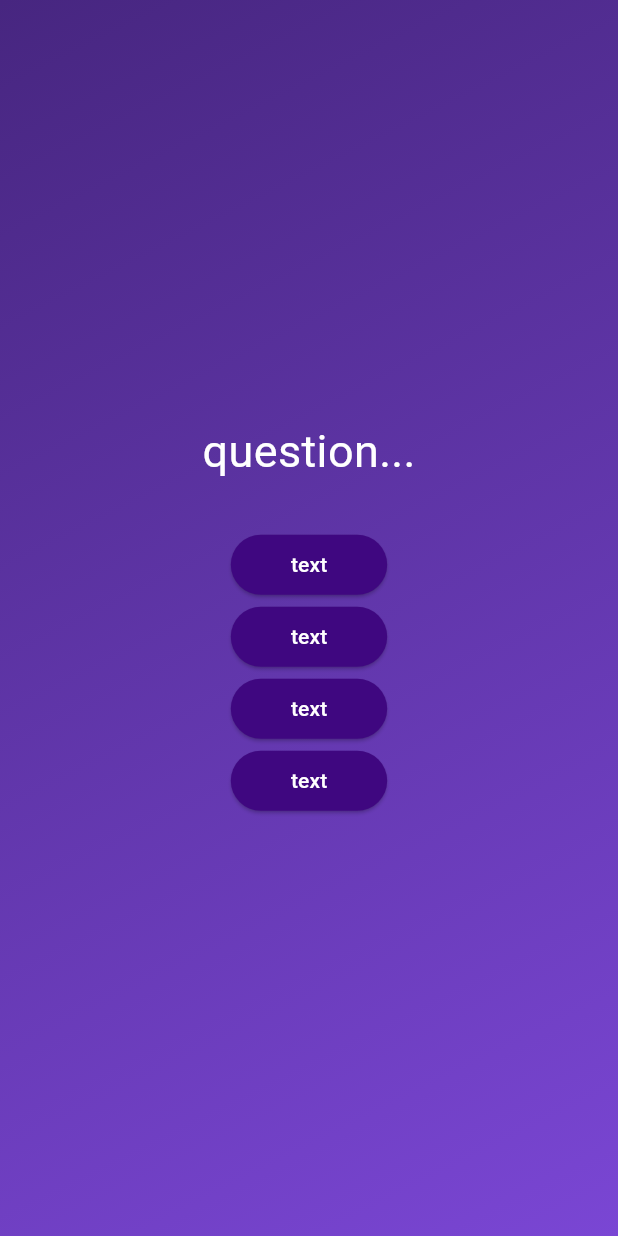
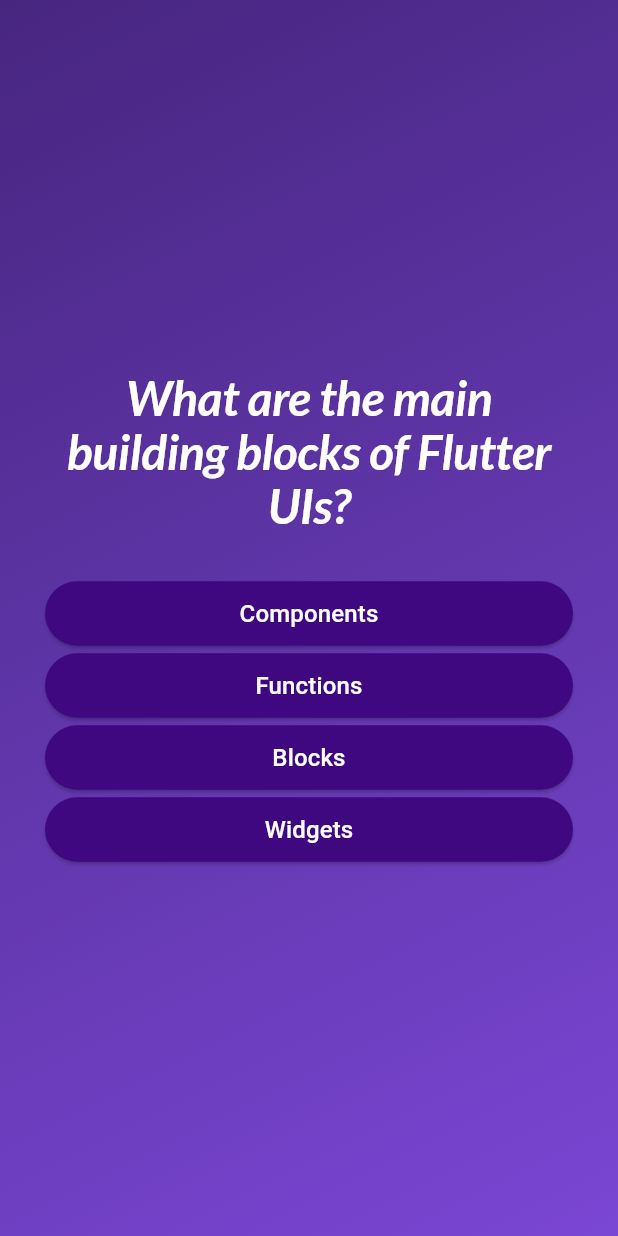
Before and after one commit to wmvieira21/quiz_app_flutter, a Flutter app: the screen it shows after launch, after a tap on "Start Quiz", on a phone screen of 412 x 824 dp. Run offline on Flutter 3.47's test engine with Material 3 defaults, Android fonts, the phone set to English and light mode, and no system bars; our stand-ins replace google_fonts.

Commit message:
quiz buttons

```diff
--- a/lib/answer_button.dart
+++ b/lib/answer_button.dart
@@ -4,25 +4,29 @@ class AnswerButton extends StatelessWidget {
   const AnswerButton({
     super.key,
     required this.text,
-    required this.answer,
+    required this.onTap,
   });
 
   final String text;
-  final Function() answer;
+  final Function() onTap;
 
   @override
   Widget build(BuildContext context) {
     return ElevatedButton(
       style: ElevatedButton.styleFrom(
-        backgroundColor: const Color.fromARGB(255, 63, 7, 128),
-        foregroundColor: Colors.white,
-        shape: RoundedRectangleBorder(
-          borderRadius: BorderRadius.circular(40),
-        ),
-        padding: EdgeInsets.symmetric(horizontal: 40, vertical: 10),
+          backgroundColor: const Color.fromARGB(255, 63, 7, 128),
+          foregroundColor: Colors.white,
+          //fixedSize: Size.fromWidth(300),
+          shape: RoundedRectangleBorder(
+            borderRadius: BorderRadius.circular(40),
+          ),
+          padding: EdgeInsets.symmetric(horizontal: 40, vertical: 10)),
+      onPressed: onTap,
+      child: Text(
+        text,
+        style: TextStyle(fontSize: 16),
+        textAlign: TextAlign.center,
       ),
-      onPressed: answer,
-      child: Text(text),
     );
   }
 }
--- a/lib/models/question_quiz.dart
+++ b/lib/models/question_quiz.dart
@@ -3,4 +3,11 @@ class QuizQuestion {
 
   final String text;
   final List<String> answers;
+
+  List<String> getShuffledAnswers() {
+    final List<String> shuffledList = List.of(answers);
+    shuffledList.shuffle();
+
+    return shuffledList;
+  }
 }
--- a/lib/questions_quiz_screen.dart
+++ b/lib/questions_quiz_screen.dart
@@ -1,5 +1,7 @@
 import 'package:flutter/material.dart';
 import 'package:quiz_app/answer_button.dart';
+import 'package:quiz_app/data/questions.dart';
+import 'package:google_fonts/google_fonts.dart';
 
 class QuestionsQuizScreen extends StatefulWidget {
   const QuestionsQuizScreen({super.key});
@@ -10,27 +12,45 @@ class QuestionsQuizScreen extends StatefulWidget {
   }
 }
 
-void nextQuestion() {}
+class _QuestionsQuizScreen extends State<QuestionsQuizScreen> {
+  int questionIndex = 0;
 
-class _QuestionsQuizScreen extends State<QuestionsQuizScreen> {
+  void answerQuestion() {
+    setState(() {
+      questionIndex++;
+    });
+  }
+
   @override
   Widget build(BuildContext context) {
+    final currentQuestion = questions[questionIndex];
+
     return SizedBox(
       //centralizar verticalmente
       width: double.infinity,
+      child: Container(
+        margin: EdgeInsets.all(30),
         child: Column(
           mainAxisAlignment: MainAxisAlignment.center,
+          crossAxisAlignment: CrossAxisAlignment.stretch,
           children: [
             Text(
-            'question...',
-            style: TextStyle(color: Colors.white, fontSize: 30),
+              currentQuestion.text,
+              style: GoogleFonts.lato(
+                textStyle: Theme.of(context).textTheme.displayLarge,
+                color: Colors.white,
+                fontSize: 32,
+                fontWeight: FontWeight.w700,
+                fontStyle: FontStyle.italic,
+              ),
+              textAlign: TextAlign.center,
             ),
             SizedBox(height: 30),
-          AnswerButton(text: 'text', answer: nextQuestion),
-          AnswerButton(text: 'text', answer: nextQuestion),
-          AnswerButton(text: 'text', answer: nextQuestion),
-          AnswerButton(text: 'text', answer: nextQuestion),
+            ...currentQuestion.getShuffledAnswers().map((answer) {
+              return AnswerButton(text: answer, onTap: answerQuestion);
+            }),
           ],
+        ),
       ),
     );
   }
--- a/pubspec.yaml
+++ b/pubspec.yaml
@@ -34,6 +34,7 @@ dependencies:
   # The following adds the Cupertino Icons font to your application.
   # Use with the CupertinoIcons class for iOS style icons.
   cupertino_icons: ^1.0.8
+  google_fonts: ^6.2.1
 
 dev_dependencies:
   flutter_test:
```
Also changed, not shown: pubspec.lock, 2 other files. Lines whose indentation alone changed are shown as unchanged.
